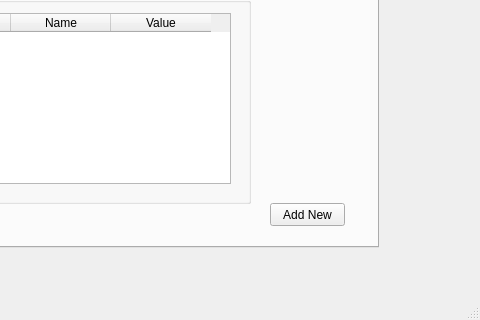
Above: QTClient/Client/mainwindow.ui from ranadewa/WealthManager before the change; both pictures show x 562 to 1042 and y 363 to 683 of the 1042 by 683 pixel window. Below: the same form after it.
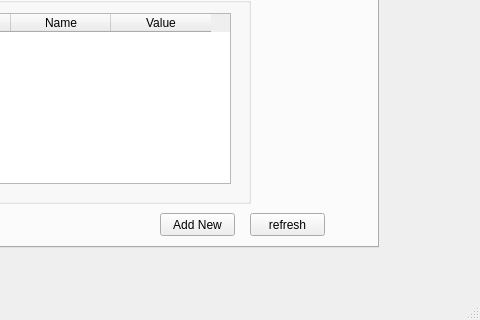
That is the form after the change. The open tabs and pages were chosen to show the change.

Commit message: password masked and refresh button added.

```diff
--- a/QTClient/Client/mainwindow.ui
+++ b/QTClient/Client/mainwindow.ui
@@ -250,8 +250,8 @@
      <widget class="QPushButton" name="addNew">
       <property name="geometry">
        <rect>
-        <x>800</x>
-        <y>500</y>
+        <x>690</x>
+        <y>510</y>
         <width>75</width>
         <height>23</height>
        </rect>
@@ -260,6 +260,19 @@
        <string>Add New</string>
       </property>
      </widget>
+     <widget class="QPushButton" name="refreshButton">
+      <property name="geometry">
+       <rect>
+        <x>780</x>
+        <y>510</y>
+        <width>75</width>
+        <height>23</height>
+       </rect>
+      </property>
+      <property name="text">
+       <string>refresh</string>
+      </property>
+     </widget>
     </widget>
     <widget class="QWidget" name="system">
      <attribute name="title">
```
The commit also changes 6 other files.
